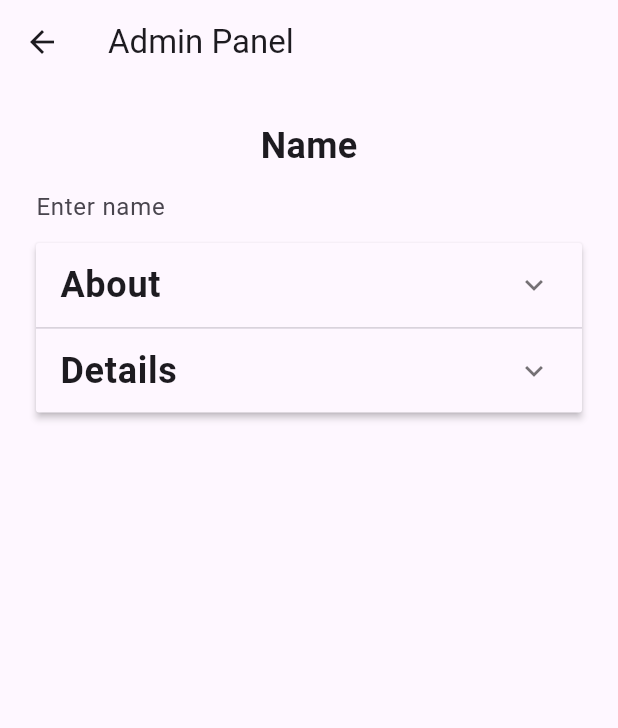
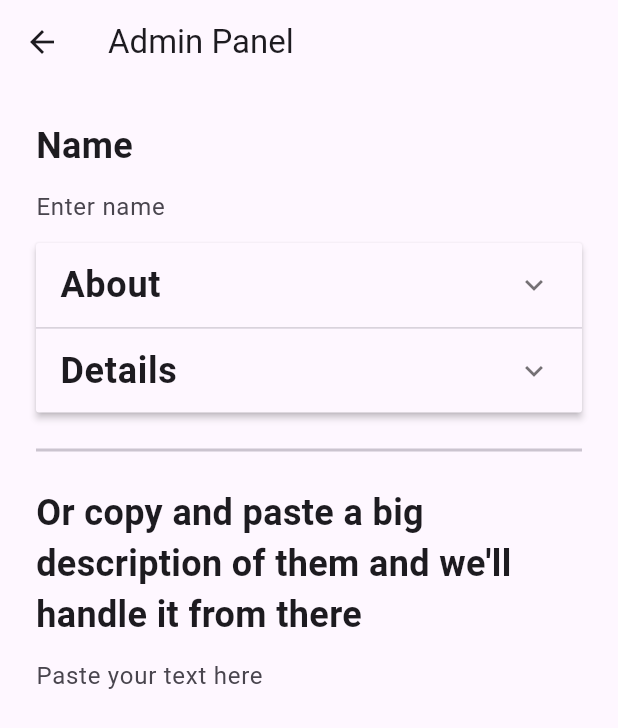
Before and after one commit to DannyMang/PurrfectMatch, a Flutter app: the AdminPanelScreen screen opened directly, on a phone screen of 412 x 824 dp. Shown: the top 728 px of the screen. Run offline on Flutter 3.47's test engine with Material 3 defaults, Android fonts, the phone set to English and light mode, and no system bars; our stand-ins replace card_swiper, firebase_core, firebase_storage, get; accounts and stored records are empty; network calls fail.

```diff
--- a/lib/add_screen.dart
+++ b/lib/add_screen.dart
@@ -1,3 +1,4 @@
+// lib/add_screen.dart
 import 'package:flutter/material.dart';
 
 class AdminPanelScreen extends StatefulWidget {
@@ -9,8 +10,13 @@ class AdminPanelScreen extends StatefulWidget {
 
 class AdminPanelScreenState extends State<AdminPanelScreen> {
   final TextEditingController _nameController = TextEditingController();
+  final TextEditingController _breedController = TextEditingController();
+  final TextEditingController _coatTypeController = TextEditingController();
+  final TextEditingController _ageController = TextEditingController();
+  final TextEditingController _genderController = TextEditingController();
   final TextEditingController _bondedWithController = TextEditingController();
   final TextEditingController _neuteredWhenController = TextEditingController();
+  final TextEditingController _blobTextController = TextEditingController();
 
   bool _isBonded = false;
   bool _isNeutered = false;
@@ -26,6 +32,7 @@ class AdminPanelScreenState extends State<AdminPanelScreen> {
       body: SingleChildScrollView(
         padding: const EdgeInsets.all(24),
         child: Column(
+          crossAxisAlignment: CrossAxisAlignment.start,
           children: [
             const Text(
               'Name',
@@ -38,9 +45,7 @@ class AdminPanelScreenState extends State<AdminPanelScreen> {
               controller: _nameController,
               decoration: const InputDecoration(
                 hintText: 'Enter name',
-                border: InputBorder.none, // Removes default underline border
-                contentPadding: EdgeInsets.symmetric(
-                    vertical: 10), // Adjusts vertical padding
+                border: InputBorder.none,
               ),
               style: const TextStyle(
                 fontSize: 16,
@@ -69,41 +74,45 @@ class AdminPanelScreenState extends State<AdminPanelScreen> {
                       ),
                     );
                   },
-                  body: const Column(
+                  body: Column(
                     children: [
                       TextField(
-                        decoration: InputDecoration(
+                        controller: _breedController,
+                        decoration: const InputDecoration(
                           hintText: 'Breed',
                           border: InputBorder.none,
                         ),
-                        style: TextStyle(
+                        style: const TextStyle(
                           fontSize: 16,
                         ),
                       ),
                       TextField(
-                        decoration: InputDecoration(
+                        controller: _coatTypeController,
+                        decoration: const InputDecoration(
                           hintText: 'Coat Type',
                           border: InputBorder.none,
                         ),
-                        style: TextStyle(
+                        style: const TextStyle(
                           fontSize: 16,
                         ),
                       ),
                       TextField(
-                        decoration: InputDecoration(
+                        controller: _ageController,
+                        decoration: const InputDecoration(
                           hintText: 'Age',
                           border: InputBorder.none,
                         ),
-                        style: TextStyle(
+                        style: const TextStyle(
                           fontSize: 16,
                         ),
                       ),
                       TextField(
-                        decoration: InputDecoration(
+                        controller: _genderController,
+                        decoration: const InputDecoration(
                           hintText: 'Gender',
                           border: InputBorder.none,
                         ),
-                        style: TextStyle(
+                        style: const TextStyle(
                           fontSize: 16,
                         ),
                       ),
@@ -138,14 +147,14 @@ class AdminPanelScreenState extends State<AdminPanelScreen> {
                           ? TextField(
                               controller: _bondedWithController,
                               decoration: const InputDecoration(
-                                hintText: 'With who is this cat bonded with?',
+                                hintText: 'With who (separated by commas)',
                                 border: InputBorder.none,
                               ),
                               style: const TextStyle(
                                 fontSize: 16,
                               ),
                             )
-                          : const SizedBox(), // Use SizedBox for an empty box
+                          : const SizedBox(), // Use SizedBox for an empty box if not bonded
                       SwitchListTile(
                         title: const Text('Neutered'),
                         value: _isNeutered,
@@ -159,7 +168,7 @@ class AdminPanelScreenState extends State<AdminPanelScreen> {
                           ? TextField(
                               controller: _neuteredWhenController,
                               decoration: const InputDecoration(
-                                hintText: 'When was this cat neutered?',
+                                hintText: 'When (date)',
                                 border: InputBorder.none,
                               ),
                               keyboardType: TextInputType.number,
@@ -167,12 +176,36 @@ class AdminPanelScreenState extends State<AdminPanelScreen> {
                                 fontSize: 16,
                               ),
                             )
-                          : const SizedBox(), // Use SizedBox for an empty box
+                          : const SizedBox(), // Use SizedBox for an empty box if not neutered
                     ],
                   ),
                   isExpanded: _detailsExpanded,
                 ),
               ],
+            ),
+            const Divider(
+              height: 50, // Provides spacing above and below the divider
+              thickness: 2, // Thickness of the line
+            ),
+            const Text(
+              'Or copy and paste a big description of them and we\'ll handle it from there',
+              style: TextStyle(
+                fontWeight: FontWeight.bold,
+                fontSize: 24,
+              ),
+            ),
+            TextField(
+              controller: _blobTextController,
+              decoration: const InputDecoration(
+                hintText: 'Paste your text here',
+                border: InputBorder.none,
+                contentPadding: EdgeInsets.symmetric(
+                    vertical: 10), // Adjusts vertical padding
+              ),
+              style: const TextStyle(
+                fontSize: 16,
+              ),
+              maxLines: null, // Allows the text field to expand vertically
             ),
           ],
         ),
```
